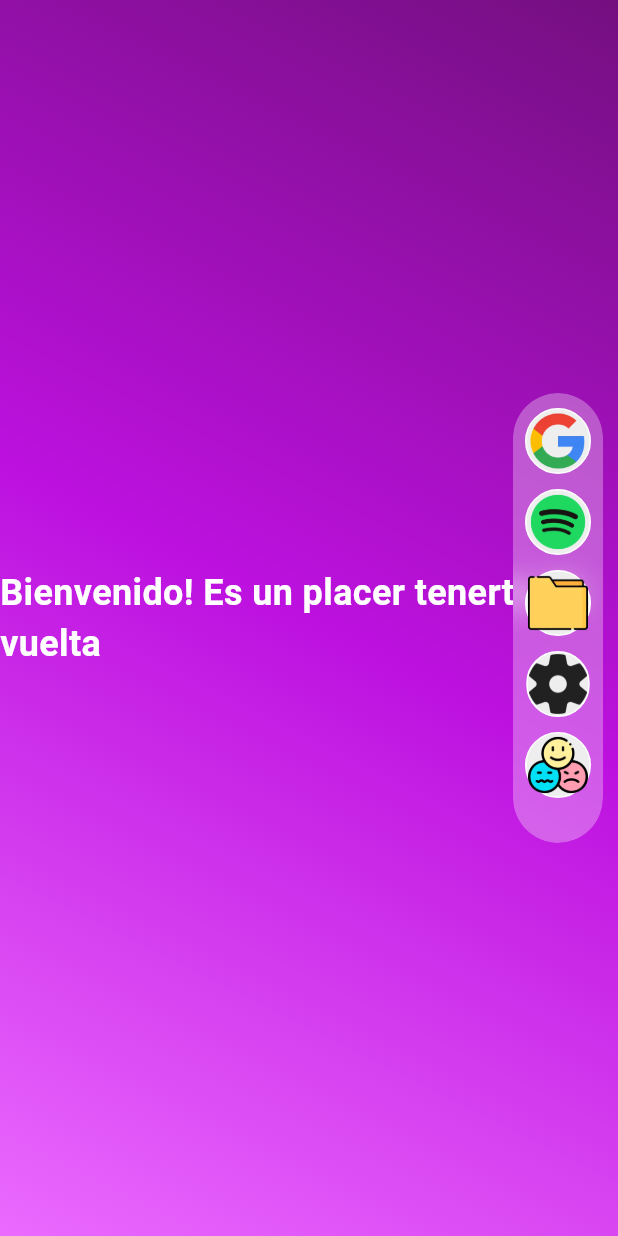
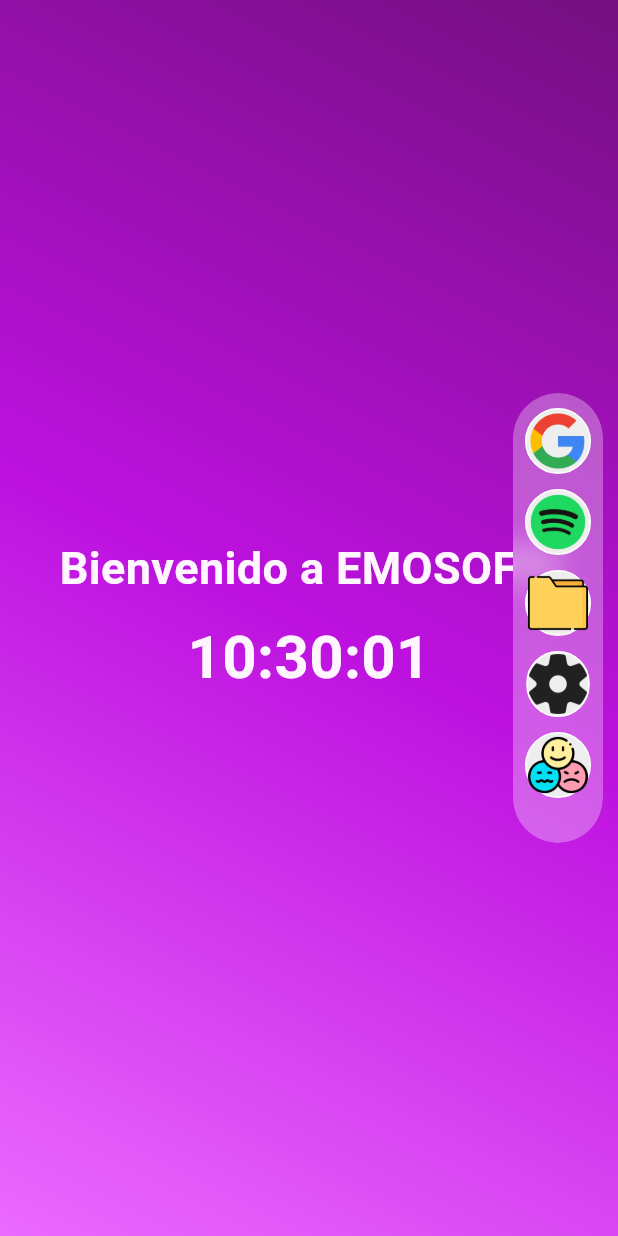
Before and after one commit to Nicolas18RO/Operative_System, a Flutter app: the HomeScreen screen opened directly, on a phone screen of 412 x 824 dp. Run offline on Flutter 3.47's test engine with Material 3 defaults, Android fonts, the light colour scheme and no system bars; missing offline and left inert: webview_windows.

Commit message:
Sistema Operativo EMOSOFT

```diff
--- /dev/null
+++ b/lib/Desktop Module/Components/time_current.dart
@@ -0,0 +1,44 @@
+// time_widget.dart
+import 'dart:async';
+import 'package:flutter/material.dart';
+import 'package:opeterative_system/Components/Widgets/my_text.dart';
+import 'package:opeterative_system/Desktop%20Module/Services/time_services.dart';
+
+class TimeWidget extends StatefulWidget {
+  final double fontSize;
+  const TimeWidget({super.key, required this.fontSize});
+
+  @override
+  _TimeWidgetState createState() => _TimeWidgetState();
+}
+
+class _TimeWidgetState extends State<TimeWidget> {
+  late String _currentTime;
+  late Timer _timer;
+
+  @override
+  void initState() {
+    super.initState();
+    _currentTime = TimeService.getCurrentTime();
+    _timer = Timer.periodic(const Duration(seconds: 1), (timer) {
+      setState(() {
+        _currentTime = TimeService.getCurrentTime();
+      });
+    });
+  }
+
+  @override
+  void dispose() {
+    _timer.cancel();
+    super.dispose();
+  }
+
+  @override
+  Widget build(BuildContext context) {
+    return MyTextDesktop(
+      texto: _currentTime,
+      fontSizeText: widget.fontSize,
+      color: const Color(0xFFFEF5FE),
+    );
+  }
+}
--- a/lib/Desktop Module/Screens/homeScreen.dart
+++ b/lib/Desktop Module/Screens/homeScreen.dart
@@ -1,5 +1,7 @@
 import 'package:flutter/material.dart';
+import 'package:opeterative_system/Components/Widgets/my_text.dart';
 import 'package:opeterative_system/Desktop%20Module/Components/image_taskbar.dart';
+import 'package:opeterative_system/Desktop%20Module/Components/time_current.dart';
 import 'package:opeterative_system/Desktop%20Module/Screens/web_app_screen.dart';
 import 'package:opeterative_system/Desktop%20Module/Components/style_desktop.dart';
 
@@ -15,13 +17,17 @@ class HomeScreen extends StatelessWidget {
           children: [
             //Centered Text
             const Center(
-              child: Text(
-                'Bienvenido! Es un placer tenerte de vuelta',
-                style: TextStyle(
-                  fontSize: 24,
-                  color: Colors.white,
-                  fontWeight: FontWeight.bold,
-                ),
+              child: Column(
+                mainAxisAlignment: MainAxisAlignment.center,
+                children: [
+                  MyTextDesktop(
+                    texto: 'Bienvenido a EMOSOFT!',
+                    fontSizeText: 30,
+                    color: Color(0xFFFEF5FE),
+                  ),
+                  SizedBox(height: 10),
+                  TimeWidget(fontSize: 40)
+                ],
               ),
             ),
 
@@ -91,9 +97,19 @@ class HomeScreen extends StatelessWidget {
 
                         //Emotion Icon
                         const SizedBox(height: 10),
-                        const ImageTaskbar(
+                        ImageTaskbar(
                           imagePath: 'lib/Components/Images/Emotion_Icon.webp',
-                          onTap: null,
+                          onTap: () {
+                            Navigator.push(
+                              context,
+                              MaterialPageRoute(
+                                builder: (_) => const WebAppWindow(
+                                  url: 'https://es.memedroid.com/memes/top/day',
+                                  appbarName: 'Emotion',
+                                ),
+                              ),
+                            );
+                          },
                           toolTip: 'Emotion',
                         ),
                       ],
--- /dev/null
+++ b/lib/Desktop Module/Services/time_services.dart
@@ -0,0 +1,9 @@
+// time_service.dart
+class TimeService {
+  static String getCurrentTime() {
+    final now = DateTime.now();
+    return "${now.hour.toString().padLeft(2, '0')}:"
+        "${now.minute.toString().padLeft(2, '0')}:"
+        "${now.second.toString().padLeft(2, '0')}";
+  }
+}
```
Also changed, not shown: lib/Desktop Module/Screens/web_app_screen.dart (+9 -0 lines), lib/Login Module/Screens/Login_Screen.dart (+2 -5 lines).
